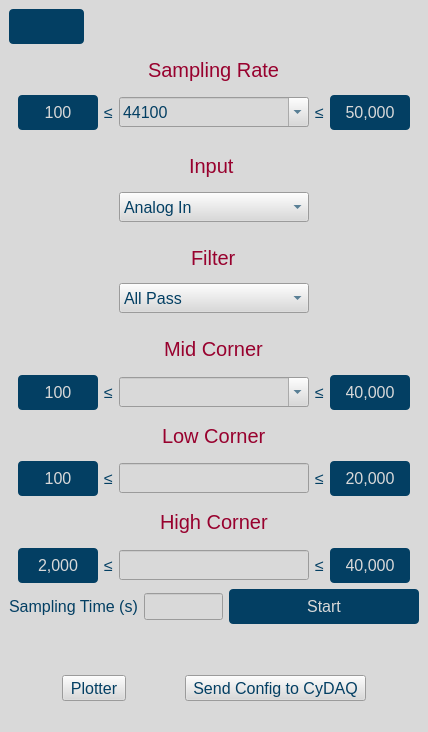
Above: gui/qtdesigner/BasicOperation.ui from wyattduber/CyDAQ before the change. Below: the same form after it.
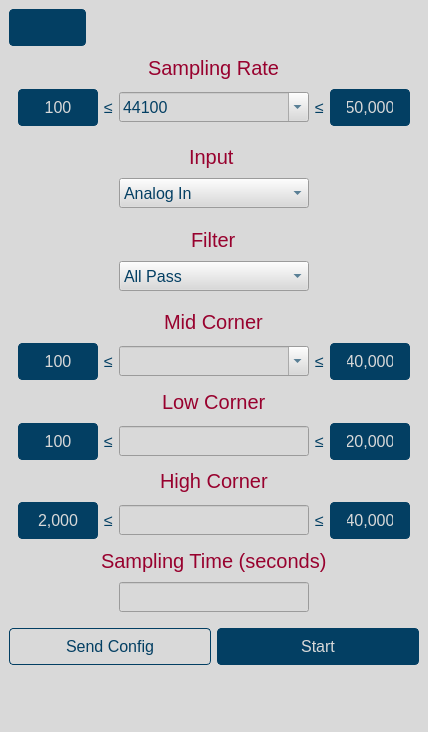
That is the form after the change. Icons and pictures are not drawn.

Commit message: Moved some buttons, added color changing send config

Diff of the .ui file:
```diff
--- a/gui/qtdesigner/BasicOperation.ui
+++ b/gui/qtdesigner/BasicOperation.ui
@@ -58,14 +58,21 @@
 QPushButton {
 	background-color: #033f63;
 	color: #d9d9d9;
+	border: 1px solid #033f63;
 	border-radius: 4px;
 	padding: 8px 16px;
 }
 
-#sampling_rate_label, #input_label, #filter_label, #mid_corner_label, #low_corner_label, #high_corner_label {
+#sampling_rate_label, #input_label, #filter_label, #mid_corner_label, #low_corner_label, #high_corner_label, #sampling_time_label {
 	font-size: 20px;
 	text-align: center;
 	color: #98012e;
+}
+
+#send_config_btn {
+	color: #033f63;
+	background-color: #d9d9d9;
+	border: 1px solid #033f63;
 }</string>
    </property>
    <layout class="QVBoxLayout" name="verticalLayout">
@@ -743,18 +750,54 @@
       </item>
      </layout>
     </item>
+    <item alignment="Qt::AlignHCenter">
+     <widget class="QLabel" name="sampling_time_label">
+      <property name="maximumSize">
+       <size>
+        <width>16777215</width>
+        <height>50</height>
+       </size>
+      </property>
+      <property name="text">
+       <string>Sampling Time (seconds)</string>
+      </property>
+     </widget>
+    </item>
+    <item alignment="Qt::AlignHCenter">
+     <widget class="QLineEdit" name="sampling_time_input">
+      <property name="minimumSize">
+       <size>
+        <width>190</width>
+        <height>30</height>
+       </size>
+      </property>
+     </widget>
+    </item>
     <item>
-     <layout class="QHBoxLayout" name="horizontalLayout">
+     <spacer name="verticalSpacer">
+      <property name="orientation">
+       <enum>Qt::Vertical</enum>
+      </property>
+      <property name="sizeType">
+       <enum>QSizePolicy::Minimum</enum>
+      </property>
+      <property name="sizeHint" stdset="0">
+       <size>
+        <width>10</width>
+        <height>10</height>
+       </size>
+      </property>
+     </spacer>
+    </item>
+    <item>
+     <layout class="QHBoxLayout" name="horizontalLayout_2">
       <item>
-       <widget class="QLabel" name="sampling_time_label">
+       <widget class="QPushButton" name="send_config_btn">
         <property name="text">
-         <string>Sampling Time (s)</string>
+         <string>Send Config</string>
         </property>
        </widget>
       </item>
-      <item>
-       <widget class="QLineEdit" name="sampling_time_input"/>
-      </item>
       <item>
        <widget class="QPushButton" name="start_stop_sampling_btn">
         <property name="minimumSize">
@@ -772,35 +815,17 @@
     </item>
     <item>
      <widget class="QLabel" name="connection_status_label">
+      <property name="maximumSize">
+       <size>
+        <width>16777215</width>
+        <height>50</height>
+       </size>
+      </property>
       <property name="text">
        <string/>
       </property>
      </widget>
     </item>
-    <item>
-     <layout class="QHBoxLayout" name="horizontalLayout_2">
-      <item>
-       <widget class="QToolButton" name="plotter_btn">
-        <property name="maximumSize">
-         <size>
-          <width>16777215</width>
-          <height>128</height>
-         </size>
-        </property>
-        <property name="text">
-         <string>Plotter</string>
-        </property>
-       </widget>
-      </item>
-      <item>
-       <widget class="QToolButton" name="send_config_btn">
-        <property name="text">
-         <string>Send Config to CyDAQ</string>
-        </property>
-       </widget>
-      </item>
-     </layout>
-    </item>
    </layout>
   </widget>
   <widget class="QStatusBar" name="statusbar"/>
```
The commit also changes 14 other files.
